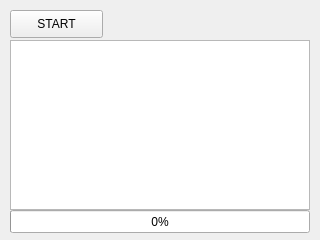
Old version of the form windows/UI/threadtask.ui in the repository donghu98/EMS_comm.
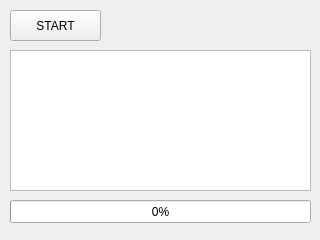
New version of the form.

```diff
--- a/windows/UI/threadtask.ui
+++ b/windows/UI/threadtask.ui
@@ -18,8 +18,8 @@
     <rect>
      <x>10</x>
      <y>10</y>
-     <width>93</width>
-     <height>28</height>
+     <width>91</width>
+     <height>31</height>
     </rect>
    </property>
    <property name="text">
@@ -30,9 +30,9 @@
    <property name="geometry">
     <rect>
      <x>10</x>
-     <y>40</y>
-     <width>300</width>
-     <height>170</height>
+     <y>50</y>
+     <width>301</width>
+     <height>141</height>
     </rect>
    </property>
   </widget>
@@ -40,8 +40,8 @@
    <property name="geometry">
     <rect>
      <x>10</x>
-     <y>210</y>
-     <width>300</width>
+     <y>200</y>
+     <width>301</width>
      <height>23</height>
     </rect>
    </property>
```
